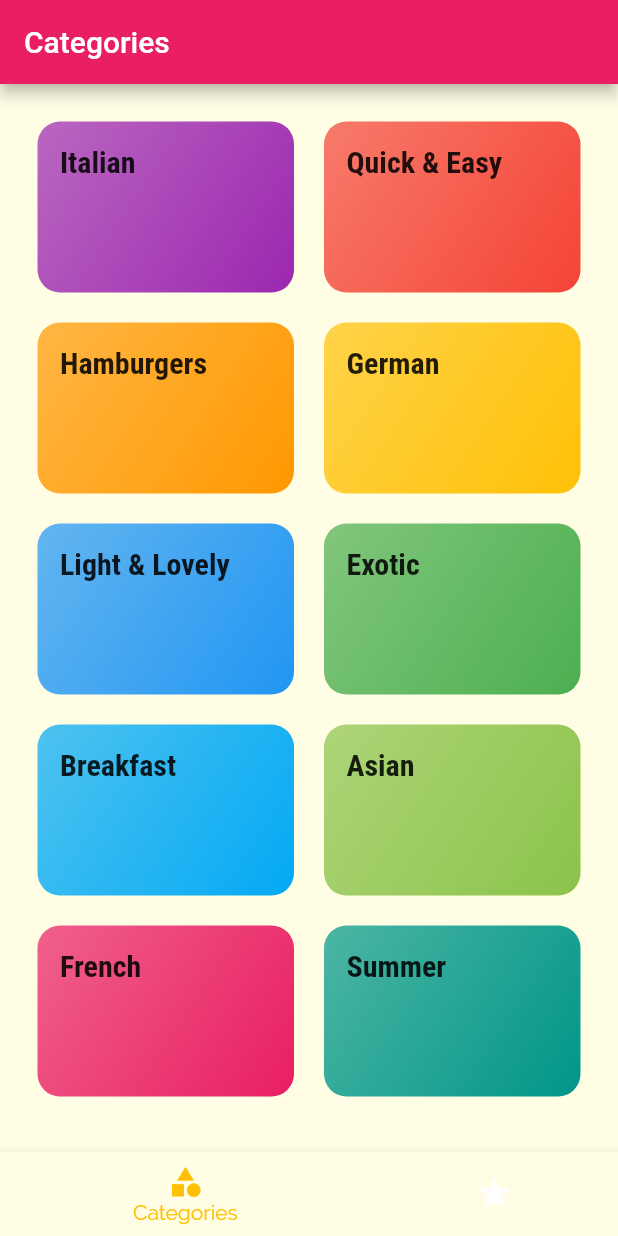
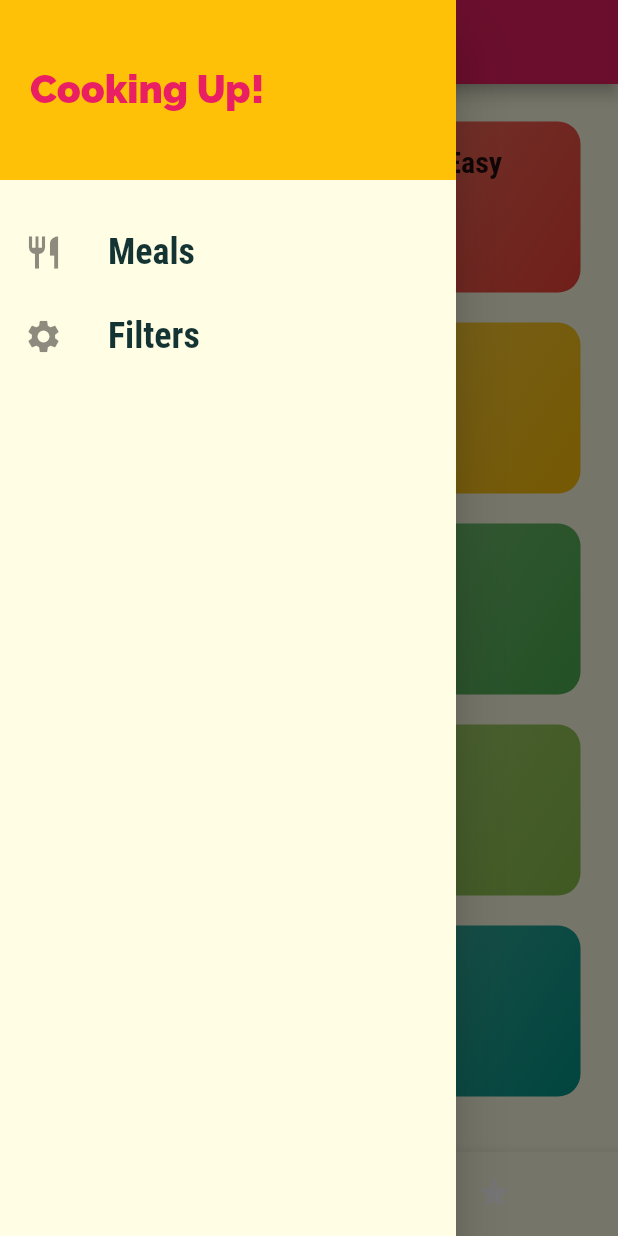
Before and after one commit to devopsengineering06/flutter_meals_app, a Flutter app: the screen it shows after launch, with the side drawer open (before the commit the screen has no drawer), on a phone screen of 412 x 824 dp. Run offline on Flutter 3.47's test engine with Material 2 defaults, Android fonts, the phone set to English and light mode, and no system bars.

Commit message:
Adding a Custom Drawer

```diff
--- a/lib/main.dart
+++ b/lib/main.dart
@@ -15,6 +15,8 @@ class MyApp extends StatelessWidget {
     return MaterialApp(
       title: 'DeliMeals',
       theme: ThemeData(
+        primarySwatch: Colors.pink,
+         accentColor: Colors.amber,
         canvasColor: const Color.fromRGBO(255, 254, 229, 1),
         fontFamily: 'Raleway',
         textTheme: ThemeData.light().textTheme.copyWith(
--- a/lib/screens/tabs_screen.dart
+++ b/lib/screens/tabs_screen.dart
@@ -1,5 +1,6 @@
 import 'package:flutter/material.dart';
 
+import '../widgets/main_drawer.dart';
 import './favorites_screen.dart';
 import './categories_screen.dart';
 
@@ -35,6 +36,7 @@ class _TabsScreenState extends State<TabsScreen> {
       appBar: AppBar(
         title: Text(_pages[_selectedPageIndex]['title'] as String),
       ),
+      drawer: const MainDrawer(),
       body: _pages[_selectedPageIndex]['page'] as Widget,
       bottomNavigationBar: BottomNavigationBar(
         onTap: _selectpage,
--- /dev/null
+++ b/lib/widgets/main_drawer.dart
@@ -0,0 +1,60 @@
+import 'package:flutter/material.dart';
+
+class MainDrawer extends StatelessWidget {
+  const MainDrawer({super.key});
+  Widget buildListTile(String title, IconData icon) {
+    return ListTile(
+      leading: Icon(
+        icon,
+        size: 26,
+      ),
+      title: Text(
+        title,
+        style: const TextStyle(
+          fontFamily: 'RobotoCondensed',
+          fontSize: 24,
+          fontWeight: FontWeight.bold,
+        ),
+      ),
+      onTap: () {
+        // ...
+      },
+    );
+  }
+
+  @override
+  Widget build(BuildContext context) {
+    return Drawer(
+      child: Column(
+        children: <Widget>[
+          Container(
+            height: 120,
+            width: double.infinity,
+            padding: const EdgeInsets.all(20),
+            alignment: Alignment.centerLeft,
+            color: Theme.of(context).colorScheme.secondary,
+            child: const Text(
+              'Cooking Up!',
+              style: TextStyle(
+                fontWeight: FontWeight.w900,
+                fontSize: 26,
+                color: Colors.pink,
+              ),
+            ),
+          ),
+          const SizedBox(
+            height: 20,
+          ),
+          buildListTile(
+            'Meals',
+            Icons.restaurant,
+          ),
+          buildListTile(
+            'Filters',
+            Icons.settings,
+          ),
+        ],
+      ),
+    );
+  }
+}
```
